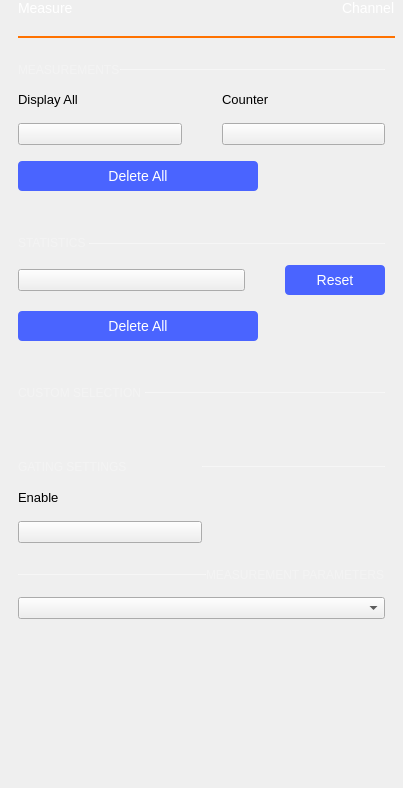
Before: the Qt Designer form ui/measure_settings.ui in analogdevicesinc/scopy, drawn with Qt 5.
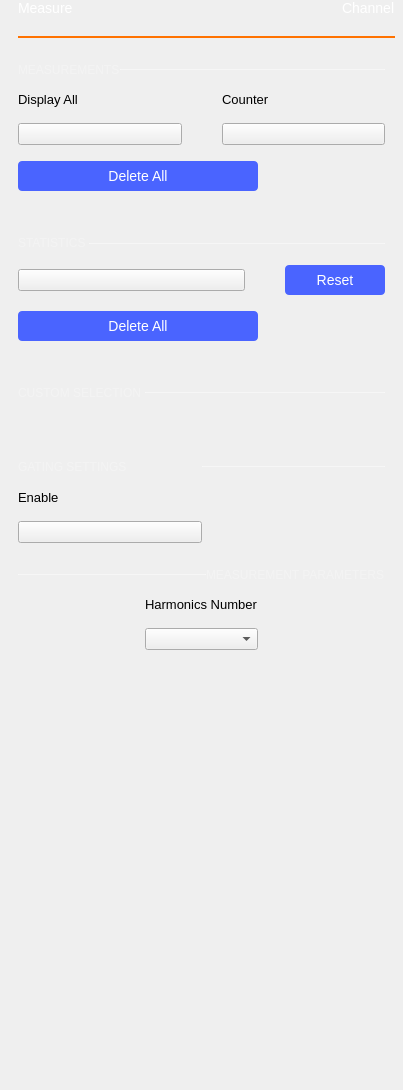
After: the same form once the commit is applied. Custom widgets are drawn as their Qt base class.

Commit message:
Harmonics and reference channel delete modifications.
Measure Settings: added change harmonics number functionality.
Spectrum analyzer: added channel deletion functionality for measurements.

Patch:
```diff
--- a/ui/measure_settings.ui
+++ b/ui/measure_settings.ui
@@ -7,7 +7,7 @@
     <x>0</x>
     <y>0</y>
     <width>403</width>
-    <height>788</height>
+    <height>1090</height>
    </rect>
   </property>
   <property name="windowTitle">
@@ -143,9 +143,9 @@
         <property name="geometry">
          <rect>
           <x>0</x>
-          <y>-24</y>
-          <width>347</width>
-          <height>759</height>
+          <y>0</y>
+          <width>375</width>
+          <height>1037</height>
          </rect>
         </property>
         <layout class="QVBoxLayout" name="verticalLayout_3">
@@ -758,7 +758,7 @@
            <property name="verticalSpacing">
             <number>16</number>
            </property>
-           <item row="0" column="0">
+           <item row="1" column="0">
             <widget class="QComboBox" name="comboBox_harm">
              <property name="sizePolicy">
               <sizepolicy hsizetype="Minimum" vsizetype="Fixed">
@@ -779,6 +779,22 @@
              </property>
             </widget>
            </item>
+           <item row="0" column="0">
+            <widget class="QLabel" name="label_10">
+             <property name="sizePolicy">
+              <sizepolicy hsizetype="Fixed" vsizetype="Fixed">
+               <horstretch>0</horstretch>
+               <verstretch>0</verstretch>
+              </sizepolicy>
+             </property>
+             <property name="styleSheet">
+              <string notr="true">font-size: 13px;</string>
+             </property>
+             <property name="text">
+              <string>Harmonics Number</string>
+             </property>
+            </widget>
+           </item>
           </layout>
          </item>
          <item>
```
The commit also changes 3 other files.
